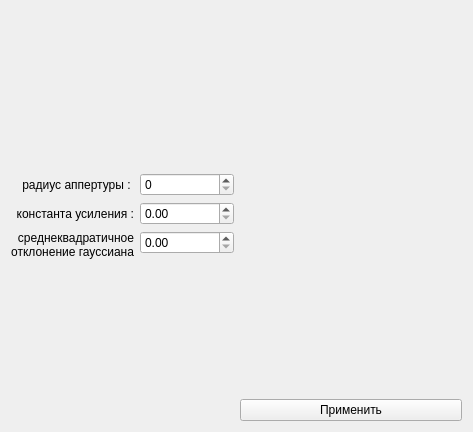
The window that form.ui (mikolainer/digImageLaba1) describes before a commit, drawn with Qt 5.
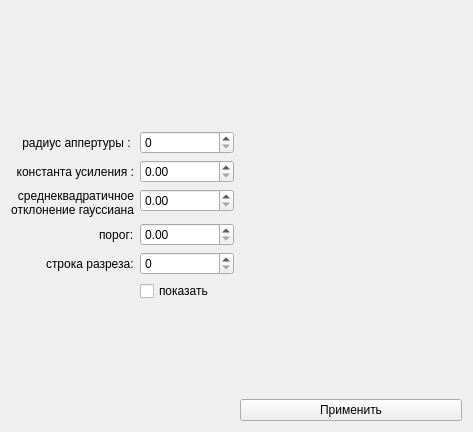
The same window after the commit. Custom widgets are drawn as their Qt base class.

Commit message: red line added

```diff
--- a/form.ui
+++ b/form.ui
@@ -71,6 +71,40 @@
      <item row="2" column="1">
       <widget class="QDoubleSpinBox" name="srkva"/>
      </item>
+     <item row="3" column="1">
+      <widget class="QDoubleSpinBox" name="porog"/>
+     </item>
+     <item row="3" column="0">
+      <widget class="QLabel" name="label_4">
+       <property name="text">
+        <string>порог:</string>
+       </property>
+      </widget>
+     </item>
+     <item row="4" column="0">
+      <widget class="QLabel" name="label_5">
+       <property name="text">
+        <string>строка разреза:</string>
+       </property>
+      </widget>
+     </item>
+     <item row="4" column="1">
+      <widget class="QSpinBox" name="line"/>
+     </item>
+     <item row="5" column="1">
+      <widget class="QCheckBox" name="checkBox">
+       <property name="text">
+        <string>показать</string>
+       </property>
+      </widget>
+     </item>
+     <item row="5" column="0">
+      <widget class="QLabel" name="label_6">
+       <property name="text">
+        <string/>
+       </property>
+      </widget>
+     </item>
     </layout>
    </item>
    <item>
```
Left out of the diff: 4 changed lines with no effect on the pictures. The commit also changes 10 other files.
